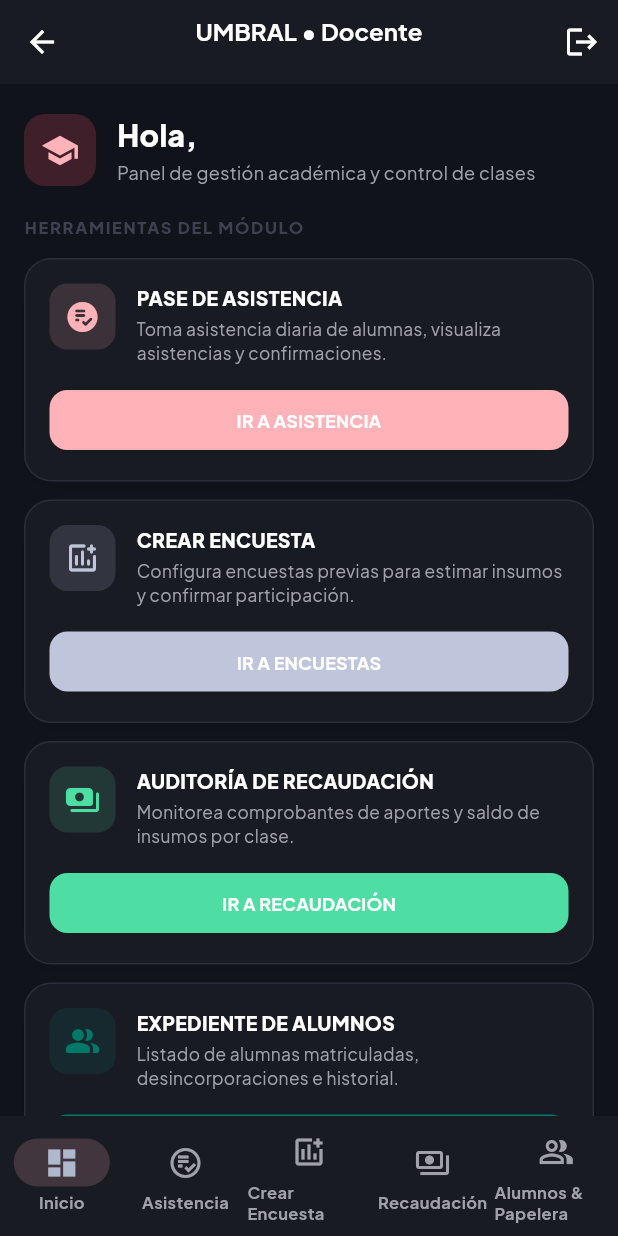
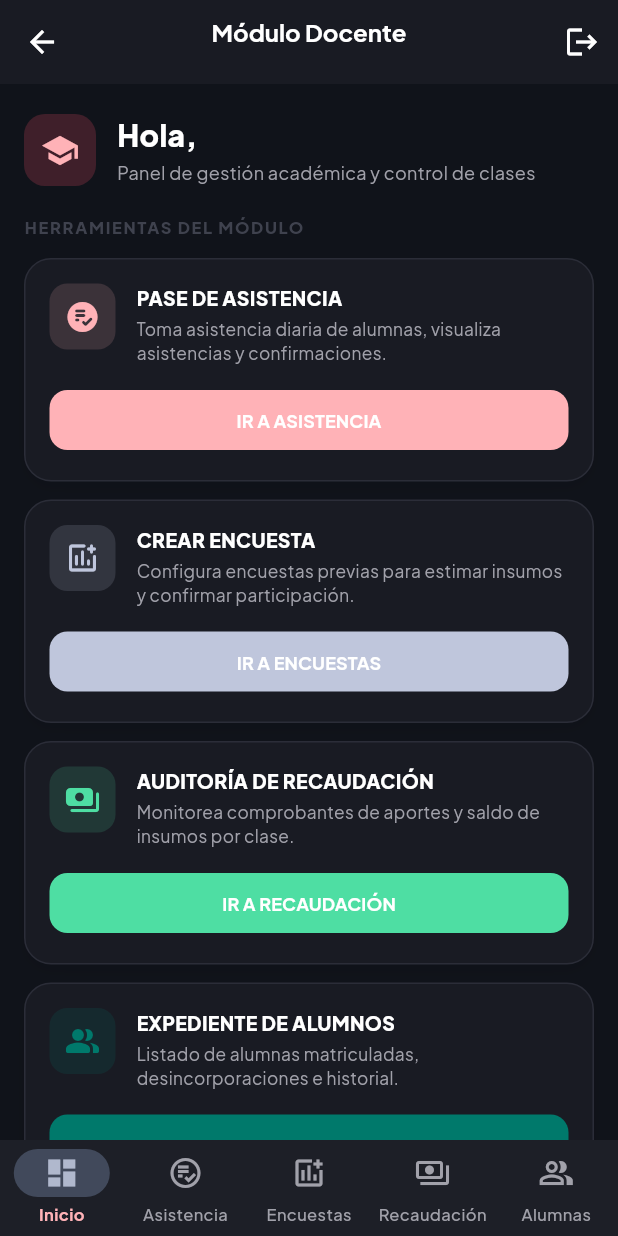
Before and after one commit to VladimirArguelles/umbral_immujer, a Flutter app: the TeacherDashboardPage screen opened directly with empty values, on a phone screen of 412 x 824 dp. Run offline on Flutter 3.47's test engine with Material 3 defaults, Android fonts, the phone set to English and light mode, and no system bars; our stand-ins replace go_router, google_fonts, image_picker, material_symbols_icons, supabase_flutter; accounts and stored records are empty; project files that could hold a hidden picture were left out.

Commit message:
fix(teacher): clean navbar layout, remove header redundancy & fix bottom destinations

```diff
--- a/lib/features/teacher/presentation/teacher_dashboard_page.dart
+++ b/lib/features/teacher/presentation/teacher_dashboard_page.dart
@@ -75,27 +75,92 @@
               ? IconButton(
                   icon: const Icon(Icons.arrow_back_rounded),
                   tooltip: _currentIndex != 0
-                      ? 'Regresar a la pantalla inicial del módulo'
+                      ? 'Regresar al inicio del módulo'
                       : 'Volver a Super Admin',
                   onPressed: _handleBackNavigation,
                 )
               : null,
           title: Column(
-            children: [
-              Text(
-                isSuperAdmin ? 'UMBRAL • Docente (Super Admin)' : 'UMBRAL • Docente',
-                style: const TextStyle(fontSize: 16),
+            crossAxisAlignment: CrossAxisAlignment.start,
+            mainAxisSize: MainAxisSize.min,
+            children: [
+              Row(
+                mainAxisSize: MainAxisSize.min,
+                children: [
+                  const Text(
+                    'Módulo Docente',
+                    style: TextStyle(fontSize: 16, fontWeight: FontWeight.bold),
+                  ),
+                  if (isSuperAdmin) ...[
+                    const SizedBox(width: 8),
+                    Container(
+                      padding: const EdgeInsets.symmetric(
+                        horizontal: 6,
+                        vertical: 2,
+                      ),
+                      decoration: BoxDecoration(
+                        color: AppTheme.primaryContainer.withValues(alpha: 0.35),
+                        borderRadius: BorderRadius.circular(6),
+                        border: Border.all(
+                          color: AppTheme.primary,
+                          width: 0.8,
+                        ),
+                      ),
+                      child: const Text(
+                        'SUPER ADMIN',
+                        style: TextStyle(
+                          fontSize: 9,
+                          fontWeight: FontWeight.w800,
+                          color: AppTheme.primary,
+                          letterSpacing: 0.5,
+                        ),
+                      ),
+                    ),
+                  ],
+                ],
               ),
               Text(
                 widget.profile.fullName,
                 style: const TextStyle(
-                  fontSize: 12,
+                  fontSize: 11.5,
+                  color: AppTheme.onSurfaceVariant,
                   fontWeight: FontWeight.normal,
                 ),
+                maxLines: 1,
+                overflow: TextOverflow.ellipsis,
               ),
             ],
           ),
           actions: [
+            if (isSuperAdmin)
+              Padding(
+                padding: const EdgeInsets.only(right: 4),
+                child: TextButton.icon(
+                  style: TextButton.styleFrom(
+                    backgroundColor:
+                        AppTheme.primaryContainer.withValues(alpha: 0.25),
+                    foregroundColor: AppTheme.primary,
+                    padding:
+                        const EdgeInsets.symmetric(horizontal: 10, vertical: 4),
+                    minimumSize: const Size(0, 34),
+                    shape: RoundedRectangleBorder(
+                      borderRadius: BorderRadius.circular(8),
+                      side: BorderSide(
+                        color: AppTheme.primary.withValues(alpha: 0.5),
+                      ),
+                    ),
+                  ),
+                  icon: const Icon(Icons.arrow_back_rounded, size: 14),
+                  label: const Text(
+                    'Super Admin',
+                    style: TextStyle(
+                      fontSize: 11.5,
+                      fontWeight: FontWeight.bold,
+                    ),
+                  ),
+                  onPressed: () => context.go('/superadmin'),
+                ),
+              ),
             IconButton(
               icon: const Icon(Icons.logout),
               tooltip: 'Cerrar Sesión',
@@ -103,81 +168,25 @@
             ),
           ],
         ),
-        body: Column(
-          children: [
-            if (isSuperAdmin)
-              Container(
-                width: double.infinity,
-                padding: const EdgeInsets.symmetric(horizontal: 16, vertical: 8),
-                decoration: BoxDecoration(
-                  color: AppTheme.primaryContainer.withValues(alpha: 0.25),
-                  border: const Border(
-                    bottom: BorderSide(
-                      color: AppTheme.outlineVariant,
-                      width: 0.5,
-                    ),
-                  ),
-                ),
-                child: Row(
-                  children: [
-                    const Icon(
-                      Icons.admin_panel_settings_outlined,
-                      size: 18,
-                      color: AppTheme.primary,
-                    ),
-                    const SizedBox(width: 8),
-                    const Expanded(
-                      child: Text(
-                        'Modo Super Admin • Módulo Profesores',
-                        style: TextStyle(
-                          fontSize: 12,
-                          fontWeight: FontWeight.w600,
-                          color: AppTheme.onSurface,
-                        ),
-                      ),
-                    ),
-                    InkWell(
-                      onTap: () => context.go('/superadmin'),
-                      borderRadius: BorderRadius.circular(8),
-                      child: Container(
-                        padding: const EdgeInsets.symmetric(
-                          horizontal: 10,
-                          vertical: 4,
-                        ),
-                        decoration: BoxDecoration(
-                          color: AppTheme.primary,
-                          borderRadius: BorderRadius.circular(8),
-                        ),
-                        child: const Row(
-                          mainAxisSize: MainAxisSize.min,
-                          children: [
-                            Icon(
-                              Icons.arrow_back_rounded,
-                              size: 14,
-                              color: AppTheme.onPrimary,
-                            ),
-                            SizedBox(width: 4),
-                            Text(
-                              'Volver a Super Admin',
-                              style: TextStyle(
+        body: tabs[_currentIndex],
+        bottomNavigationBar: NavigationBarTheme(
+          data: NavigationBarThemeData(
+            height: 64,
+            labelTextStyle: WidgetStateProperty.resolveWith((states) {
+              final isSelected = states.contains(WidgetState.selected);
+              return TextStyle(
                 fontSize: 11,
-                                fontWeight: FontWeight.bold,
-                                color: AppTheme.onPrimary,
-                              ),
-                            ),
-                          ],
-                        ),
-                      ),
-                    ),
-                  ],
-                ),
-              ),
-            Expanded(child: tabs[_currentIndex]),
-          ],
-        ),
-        bottomNavigationBar: NavigationBar(
+                fontWeight: isSelected ? FontWeight.w700 : FontWeight.w500,
+                color: isSelected
+                    ? AppTheme.primary
+                    : AppTheme.onSurfaceVariant,
+              );
+            }),
+          ),
+          child: NavigationBar(
             selectedIndex: _currentIndex,
             onDestinationSelected: (idx) => setState(() => _currentIndex = idx),
+            labelBehavior: NavigationDestinationLabelBehavior.alwaysShow,
             destinations: const [
               NavigationDestination(
                 icon: Icon(Icons.dashboard_outlined),
@@ -192,7 +201,7 @@
               NavigationDestination(
                 icon: Icon(Icons.add_chart_outlined),
                 selectedIcon: Icon(Icons.add_chart),
-              label: 'Crear Encuesta',
+                label: 'Encuestas',
               ),
               NavigationDestination(
                 icon: Icon(Icons.payments_outlined),
@@ -202,9 +211,10 @@
               NavigationDestination(
                 icon: Icon(Icons.people_alt_outlined),
                 selectedIcon: Icon(Icons.people_alt),
-              label: 'Alumnos & Papelera',
-            ),
-          ],
+                label: 'Alumnas',
+              ),
+            ],
+          ),
         ),
       ),
     );
```
Also changed, not shown: 2 other files. Lines whose indentation alone changed are shown as unchanged.
